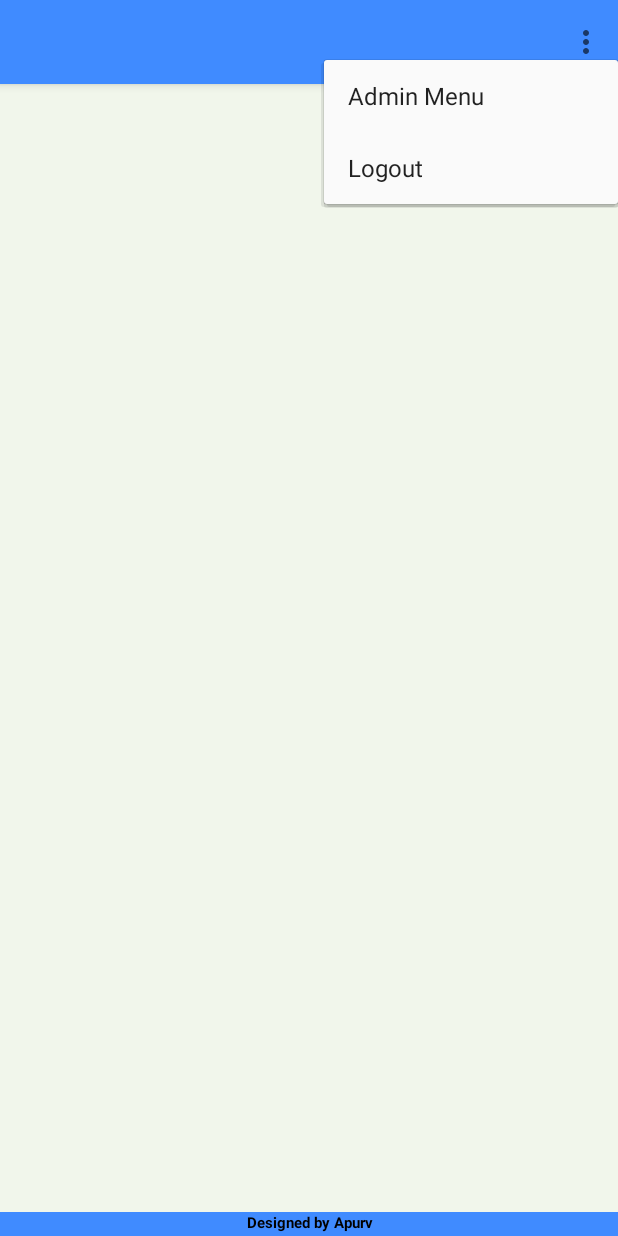
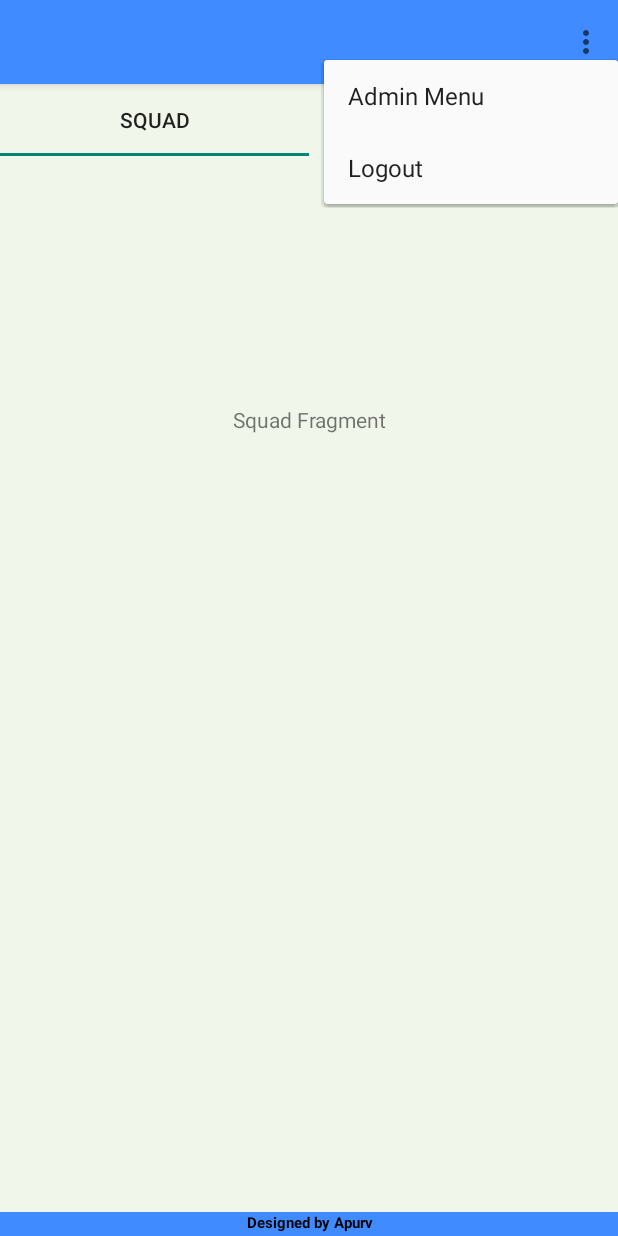
Before and after one commit to apurvsahay/GFF_ECFL, an Android app: the screen it shows after launch once a user with an empty profile is signed in (HomeActivity), after a tap on an icon or button, on a phone screen of 412 x 824 dp. Run offline under Robolectric (Android 15) with nearby library versions, the phone set to English and light mode, and no system bars; our stand-ins replace Firebase (no records; nobody signed in at launch, a user with empty details on screens opened directly).

Commit message:
Fragments

```diff
--- a/app/build.gradle
+++ b/app/build.gradle
@@ -41,6 +41,7 @@ dependencies {
     implementation 'androidx.navigation:navigation-fragment:2.3.0'
     implementation 'androidx.navigation:navigation-ui:2.3.0'
     implementation 'org.jetbrains:annotations:15.0'
+    implementation 'androidx.legacy:legacy-support-v4:1.0.0'
     testImplementation 'junit:junit:4.+'
     androidTestImplementation 'androidx.test.ext:junit:1.1.2'
     androidTestImplementation 'androidx.test.espresso:espresso-core:3.3.0'
--- /dev/null
+++ b/app/src/main/java/Fragments/SquadFragment.java
@@ -0,0 +1,66 @@
+package Fragments;
+
+import android.os.Bundle;
+
+import androidx.fragment.app.Fragment;
+
+import android.view.LayoutInflater;
+import android.view.View;
+import android.view.ViewGroup;
+
+import com.example.gffecfl.R;
+
+/**
+ * A simple {@link Fragment} subclass.
+ * Use the {@link SquadFragment#newInstance} factory method to
+ * create an instance of this fragment.
+ */
+public class SquadFragment extends Fragment {
+
+    // TODO: Rename parameter arguments, choose names that match
+    // the fragment initialization parameters, e.g. ARG_ITEM_NUMBER
+    private static final String ARG_PARAM1 = "param1";
+    private static final String ARG_PARAM2 = "param2";
+
+    // TODO: Rename and change types of parameters
+    private String mParam1;
+    private String mParam2;
+
+    public SquadFragment() {
+        // Required empty public constructor
+    }
+
+    /**
+     * Use this factory method to create a new instance of
+     * this fragment using the provided parameters.
+     *
+     * @param param1 Parameter 1.
+     * @param param2 Parameter 2.
+     * @return A new instance of fragment SquadFragment.
+     */
+    // TODO: Rename and change types and number of parameters
+    public static SquadFragment newInstance(String param1, String param2) {
+        SquadFragment fragment = new SquadFragment();
+        Bundle args = new Bundle();
+        args.putString(ARG_PARAM1, param1);
+        args.putString(ARG_PARAM2, param2);
+        fragment.setArguments(args);
+        return fragment;
+    }
+
+    @Override
+    public void onCreate(Bundle savedInstanceState) {
+        super.onCreate(savedInstanceState);
+        if (getArguments() != null) {
+            mParam1 = getArguments().getString(ARG_PARAM1);
+            mParam2 = getArguments().getString(ARG_PARAM2);
+        }
+    }
+
+    @Override
+    public View onCreateView(LayoutInflater inflater, ViewGroup container,
+                             Bundle savedInstanceState) {
+        // Inflate the layout for this fragment
+        return inflater.inflate(R.layout.fragment_squad, container, false);
+    }
+}
--- /dev/null
+++ b/app/src/main/java/com/example/gffecfl/Adapter/FragmentHomeAdapter.java
@@ -0,0 +1,38 @@
+package com.example.gffecfl.Adapter;
+
+import androidx.annotation.NonNull;
+import androidx.fragment.app.Fragment;
+import androidx.fragment.app.FragmentManager;
+import androidx.lifecycle.Lifecycle;
+import androidx.viewpager2.adapter.FragmentStateAdapter;
+
+import org.jetbrains.annotations.NotNull;
+
+import Fragments.SquadFragment;
+import Fragments.StartingElevenFragment;
+
+public class FragmentHomeAdapter extends FragmentStateAdapter {
+    public FragmentHomeAdapter(@NonNull @NotNull FragmentManager fragmentManager, @NonNull @NotNull Lifecycle lifecycle) {
+        super(fragmentManager, lifecycle);
+    }
+
+    @NonNull
+    @NotNull
+    @Override
+    public Fragment createFragment(int position) {
+
+        switch (position){
+            case 0 :
+                return new SquadFragment();
+            case 1:
+                return new StartingElevenFragment();
+        }
+
+        return null;
+    }
+
+    @Override
+    public int getItemCount() {
+        return 2;
+    }
+}
--- a/app/src/main/java/com/example/gffecfl/HomeActivity.java
+++ b/app/src/main/java/com/example/gffecfl/HomeActivity.java
@@ -3,7 +3,10 @@ package com.example.gffecfl;
 import androidx.annotation.NonNull;
 import androidx.appcompat.app.AppCompatActivity;
 import androidx.appcompat.widget.Toolbar;
+import androidx.fragment.app.FragmentManager;
+import androidx.viewpager2.widget.ViewPager2;
 
+import android.app.Fragment;
 import android.content.Intent;
 import android.os.Bundle;
 import android.view.MenuItem;
@@ -11,9 +14,11 @@ import android.view.View;
 import android.widget.ListView;
 import android.widget.PopupMenu;
 
+import com.example.gffecfl.Adapter.FragmentHomeAdapter;
 import com.example.gffecfl.Adapter.TeamListAdapter;
 import com.example.gffecfl.Objects.Players;
 import com.example.gffecfl.Objects.SquadPlayers;
+import com.google.android.material.tabs.TabLayout;
 import com.google.firebase.auth.FirebaseAuth;
 import com.google.firebase.auth.FirebaseUser;
 import com.google.firebase.database.DataSnapshot;
@@ -38,12 +43,49 @@ public class HomeActivity extends AppCompatActivity implements PopupMenu.OnMenuI
     Map<String,Players> playersMap = new HashMap<>();
     TeamListAdapter adapter;
 
+    TabLayout tabLayout ;
+    ViewPager2 viewPager2;
+    FragmentHomeAdapter fragmentHomeAdapter;
+
     @Override
     protected void onCreate(Bundle savedInstanceState) {
         super.onCreate(savedInstanceState);
         setContentView(R.layout.activity_home);
 
         listView = (ListView) findViewById(R.id.listHome);
+        tabLayout = (TabLayout) findViewById(R.id.tabLayoutHome);
+        viewPager2 = (ViewPager2) findViewById(R.id.viewPagerHome);
+
+        FragmentManager fragmentManager = getSupportFragmentManager();
+        fragmentHomeAdapter = new FragmentHomeAdapter(fragmentManager , getLifecycle());
+        viewPager2.setAdapter(fragmentHomeAdapter);
+
+        tabLayout.addTab(tabLayout.newTab().setText("Squad"));
+        tabLayout.addTab(tabLayout.newTab().setText("Starting XI"));
+
+        tabLayout.addOnTabSelectedListener(new TabLayout.OnTabSelectedListener() {
+            @Override
+            public void onTabSelected(TabLayout.Tab tab) {
+                viewPager2.setCurrentItem(tab.getPosition());
+            }
+
+            @Override
+            public void onTabUnselected(TabLayout.Tab tab) {
+
+            }
+
+            @Override
+            public void onTabReselected(TabLayout.Tab tab) {
+
+            }
+        });
+
+        viewPager2.registerOnPageChangeCallback(new ViewPager2.OnPageChangeCallback() {
+            @Override
+            public void onPageSelected(int position) {
+                tabLayout.selectTab(tabLayout.getTabAt(position));
+            }
+        });
 
         String uid = FirebaseAuth.getInstance().getCurrentUser().getUid();
         toolbar = (Toolbar) findViewById(R.id.toolbar);
--- a/app/src/main/res/layout/activity_home.xml
+++ b/app/src/main/res/layout/activity_home.xml
@@ -53,6 +53,17 @@
 
     </com.google.android.material.appbar.AppBarLayout>
 
+    <com.google.android.material.tabs.TabLayout
+        android:layout_width="match_parent"
+        android:layout_height="wrap_content"
+        android:id="@+id/tabLayoutHome"/>
+
+    <androidx.viewpager2.widget.ViewPager2
+        android:layout_width="match_parent"
+        android:layout_height="fill_parent"
+        android:layout_weight="1"
+        android:id="@+id/viewPagerHome"/>
+
     <ListView
         android:id="@+id/listHome"
         android:layout_width="fill_parent"
--- /dev/null
+++ b/app/src/main/res/layout/fragment_squad.xml
@@ -0,0 +1,14 @@
+<FrameLayout xmlns:android="http://schemas.android.com/apk/res/android"
+    xmlns:tools="http://schemas.android.com/tools"
+    android:layout_width="match_parent"
+    android:layout_height="match_parent"
+    tools:context="Fragments.SquadFragment">
+
+    <!-- TODO: Update blank fragment layout -->
+    <TextView
+        android:layout_width="match_parent"
+        android:layout_height="match_parent"
+        android:text="Squad Fragment"
+        android:gravity="center"/>
+
+</FrameLayout>
--- a/app/src/main/res/values/strings.xml
+++ b/app/src/main/res/values/strings.xml
@@ -14,4 +14,6 @@
 
     <string name="hello_first_fragment">Hello first fragment</string>
     <string name="hello_second_fragment">Hello second fragment. Arg: %1$s</string>
+    <!-- TODO: Remove or change this placeholder text -->
+    <string name="hello_blank_fragment">Hello blank fragment</string>
 </resources>
```
Also changed, not shown: app/src/main/java/Fragments/StartingElevenFragment.java (added, +66 -0 lines), app/src/main/res/layout/fragment_starting_eleven.xml (added, +14 -0 lines).
